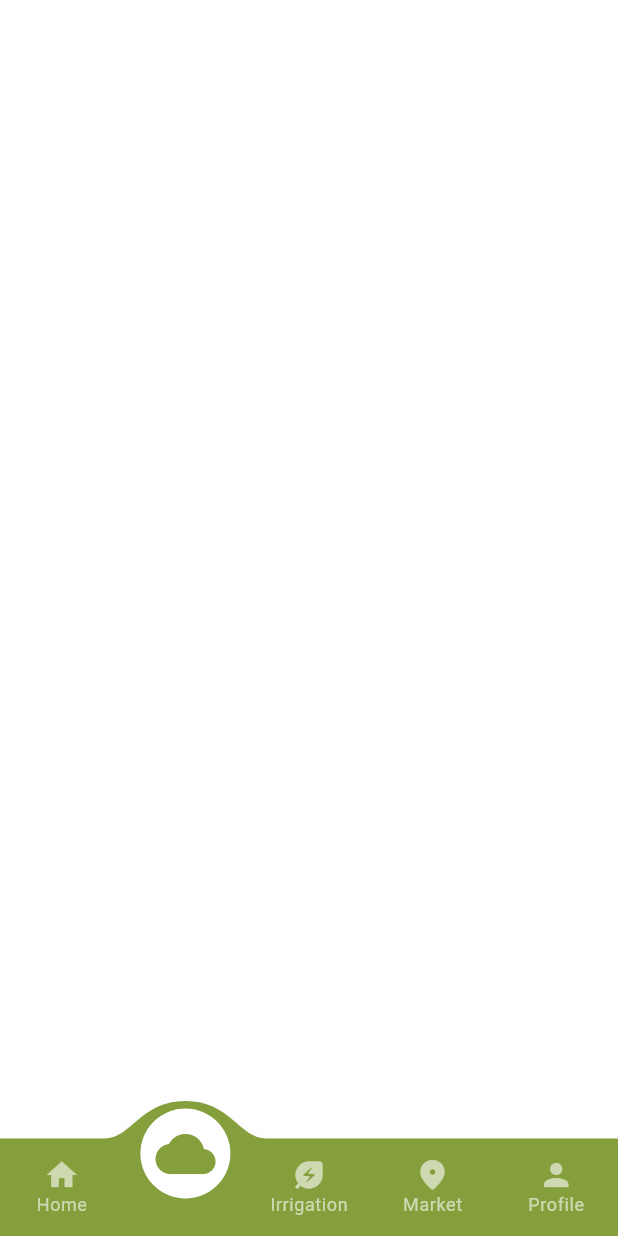
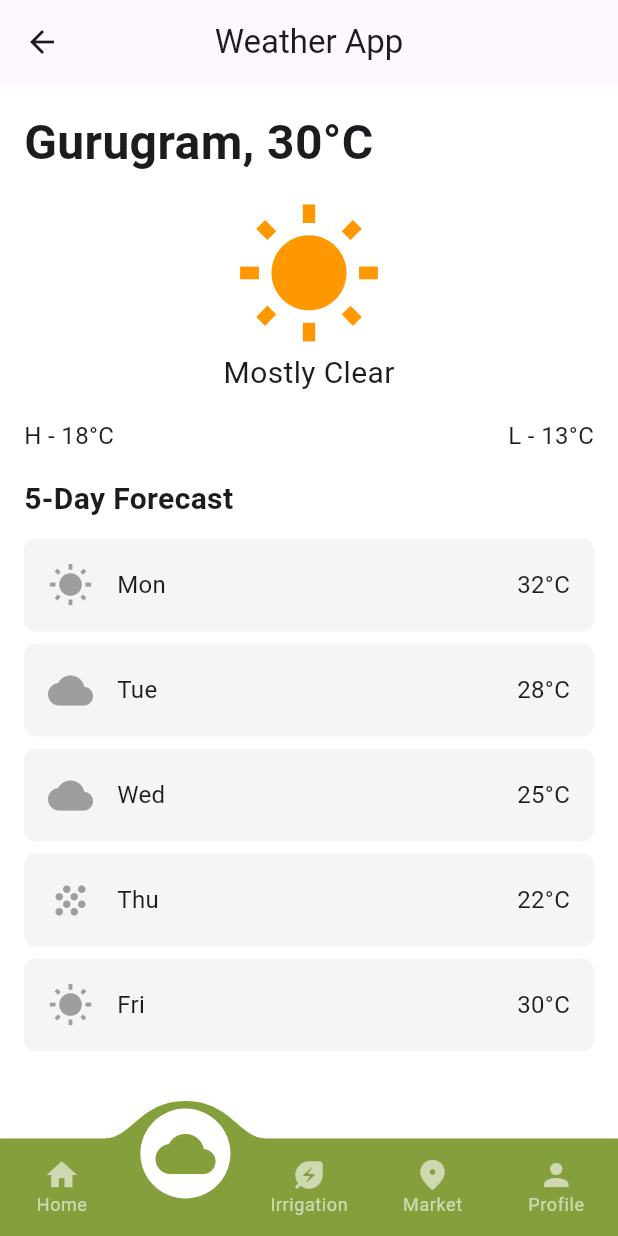
Before and after one commit to jaishree29/Sinchai-Sathi, a Flutter app: the Navbar screen opened directly, item 2 of the bottom bar chosen, on a phone screen of 412 x 824 dp. Run offline on Flutter 3.47's test engine with Material 3 defaults, Android fonts, the light colour scheme and no system bars; drawn by our look-alikes of convex_bottom_bar; our stand-ins replace animated_text_kit, google_fonts; network calls fail.

Commit message:
Added weather screen

```diff
--- a/lib/views/navbar.dart
+++ b/lib/views/navbar.dart
@@ -20,7 +20,7 @@ class _NavbarState extends State<Navbar> {
   Widget build(BuildContext context) {
     List screenList = [
       const HomeScreen(),
-      const WeatherScreen(),
+      WeatherScreen(),
       const IrrigationScreen(),
       const MarketScreen(),
       const ProfilePage()
--- a/lib/views/weather/weather_Screen.dart
+++ b/lib/views/weather/weather_Screen.dart
@@ -1,10 +1,126 @@
 import 'package:flutter/material.dart';
 
 class WeatherScreen extends StatelessWidget {
-  const WeatherScreen({super.key});
+  final String cityName = "Gurugram";
+  final int currentTemp = 30;
+  final String currentCondition = "Mostly Clear";
+  final int highTemp = 18;
+  final int lowTemp = 13;
+
+  // Example five-day forecast data
+  final List<Map<String, dynamic>> forecast = [
+    {"day": "Mon", "icon": Icons.wb_sunny, "temp": "32°C"},
+    {"day": "Tue", "icon": Icons.cloud, "temp": "28°C"},
+    {"day": "Wed", "icon": Icons.wb_cloudy, "temp": "25°C"},
+    {"day": "Thu", "icon": Icons.grain, "temp": "22°C"},
+    {"day": "Fri", "icon": Icons.wb_sunny, "temp": "30°C"},
+  ];
+
+  WeatherScreen({super.key});
 
   @override
   Widget build(BuildContext context) {
-    return const Scaffold();
+    return Scaffold(
+      appBar: AppBar(
+        title: const Text('Weather App'),
+        centerTitle: true,
+      ),
+      body: Padding(
+        padding: const EdgeInsets.all(16.0),
+        child: Column(
+          crossAxisAlignment: CrossAxisAlignment.start,
+          children: [
+            Text(
+              "$cityName, $currentTemp°C",
+              style: const TextStyle(fontSize: 32, fontWeight: FontWeight.bold),
+            ),
+            const SizedBox(height: 16),
+            Center(
+              child: Column(
+                children: [
+                  const Icon(
+                    Icons.wb_sunny,
+                    size: 100,
+                    color: Colors.orange,
+                  ),
+                  Text(
+                    currentCondition,
+                    style: const TextStyle(fontSize: 20),
+                  ),
+                ],
+              ),
+            ),
+            const SizedBox(height: 16),
+
+            // High and Low Temperature
+            Row(
+              mainAxisAlignment: MainAxisAlignment.spaceBetween,
+              children: [
+                Text(
+                  "H - $highTemp°C",
+                  style: const TextStyle(fontSize: 16),
+                ),
+                Text(
+                  "L - $lowTemp°C",
+                  style: const TextStyle(fontSize: 16),
+                ),
+              ],
+            ),
+            const SizedBox(height: 16),
+
+            // 5-Day Forecast Header
+            const Text(
+              "5-Day Forecast",
+              style: TextStyle(fontSize: 20, fontWeight: FontWeight.bold),
+            ),
+            const SizedBox(height: 8),
+
+            // 5-Day Forecast List
+            Expanded(
+              child: ListView.builder(
+                itemCount: forecast.length,
+                itemBuilder: (context, index) {
+                  final dayForecast = forecast[index];
+                  return Container(
+                    padding: const EdgeInsets.symmetric(
+                      vertical: 16,
+                      horizontal: 16,
+                    ),
+                    margin: const EdgeInsets.symmetric(vertical: 4),
+                    decoration: BoxDecoration(
+                      color: Colors.grey[100],
+                      borderRadius: BorderRadius.circular(8),
+                    ),
+                    child: Row(
+                      mainAxisAlignment: MainAxisAlignment.spaceBetween,
+                      children: [
+                        Row(
+                          children: [
+                            Icon(
+                              dayForecast["icon"],
+                              size: 30,
+                              color: Colors.grey,
+                            ),
+                            const SizedBox(width: 16),
+                            Text(
+                              dayForecast["day"],
+                              style: const TextStyle(fontSize: 16),
+                            ),
+                          ],
+                        ),
+                        Text(
+                          dayForecast["temp"],
+                          style: const TextStyle(fontSize: 16),
+                        ),
+                      ],
+                    ),
+                  );
+                },
+              ),
+            ),
+          ],
+        ),
+      ),
+    );
   }
 }
--- a/pubspec.yaml
+++ b/pubspec.yaml
@@ -39,6 +39,7 @@ dependencies:
   animated_text_kit: ^4.2.2
   convex_bottom_bar: ^3.2.0
   google_fonts: ^6.2.1
+  http: ^1.2.2
 
 dev_dependencies:
   flutter_test:
```
Also changed, not shown: lib/views/auth/login_screen.dart (+15 -15 lines), lib/views/auth/signup_screen.dart (+11 -13 lines), lib/views/irrigation/irrigation_screen.dart (+11 -11 lines), pubspec.lock.
